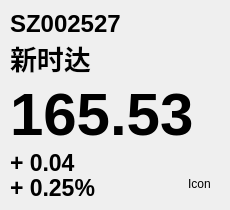
Old version of the form app/Ticker/features/homePage/stockblock.ui in the repository Cohen0415/YunQue-Ticker.
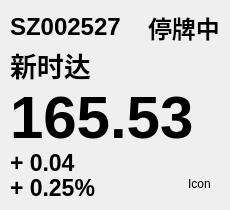
New version of the form.

Patch:
```diff
--- a/app/Ticker/features/homePage/stockblock.ui
+++ b/app/Ticker/features/homePage/stockblock.ui
@@ -146,6 +146,19 @@
          </property>
         </spacer>
        </item>
+       <item>
+        <widget class="QLabel" name="susDelistLabel">
+         <property name="font">
+          <font>
+           <pointsize>18</pointsize>
+           <bold>true</bold>
+          </font>
+         </property>
+         <property name="text">
+          <string>停牌中</string>
+         </property>
+        </widget>
+       </item>
       </layout>
      </widget>
     </item>
```
